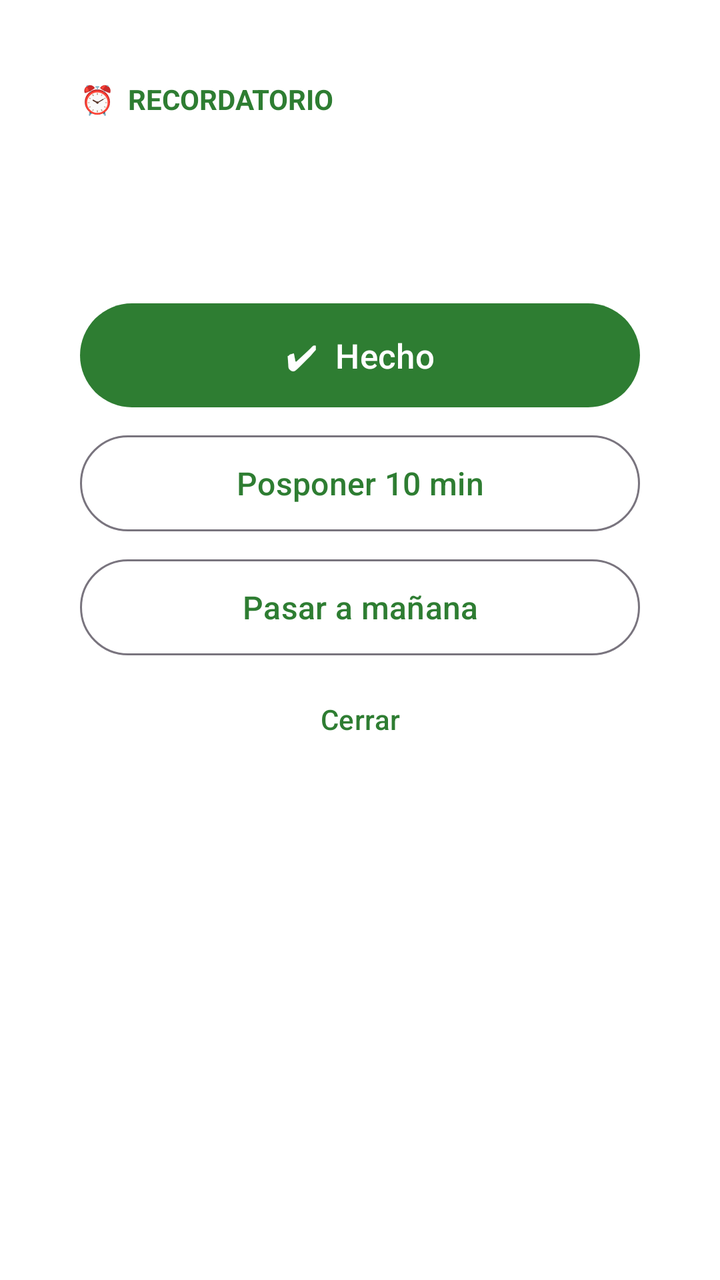
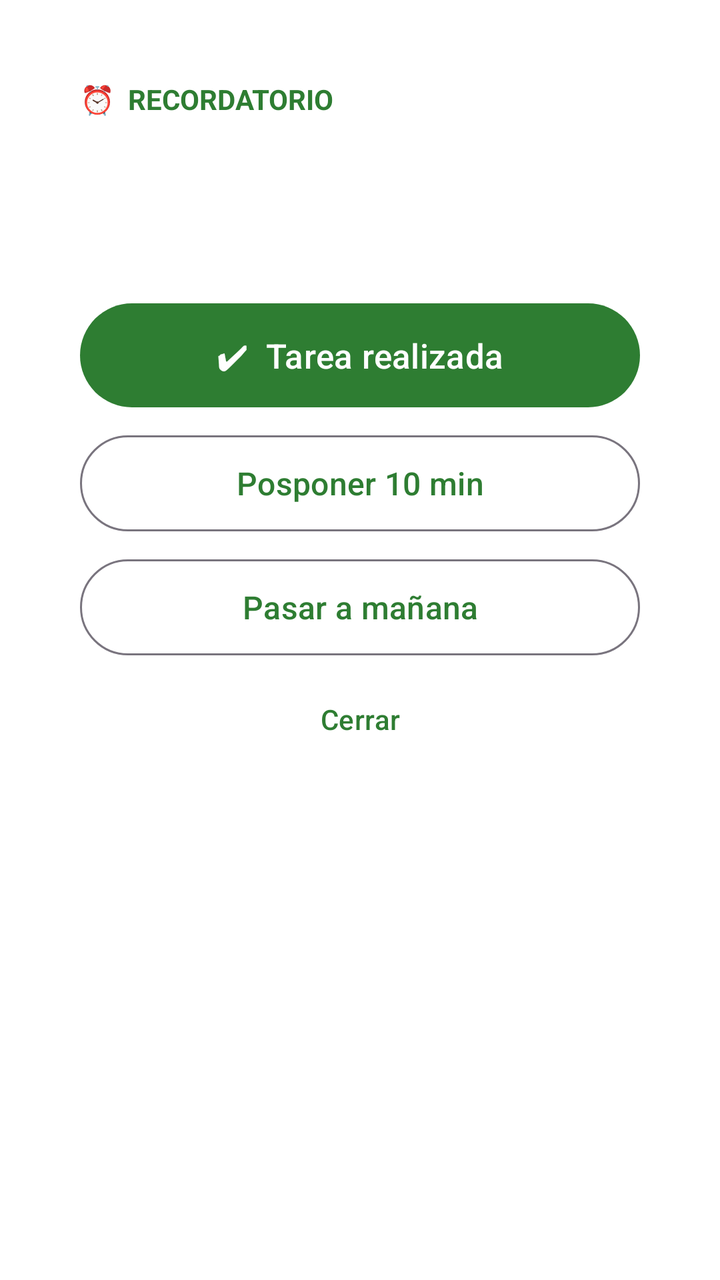

Compare the two renders of this Android layout. The source of the first and the diff that turns it into the second are given below.
<!-- AndroidManifest.xml: activity theme Theme.MiDia.Popup -->
<!-- res/layout/activity_reminder.xml -->
<?xml version="1.0" encoding="utf-8"?>
<LinearLayout xmlns:android="http://schemas.android.com/apk/res/android"
    android:layout_width="match_parent"
    android:layout_height="wrap_content"
    android:orientation="vertical"
    android:padding="24dp">

    <TextView
        android:layout_width="wrap_content"
        android:layout_height="wrap_content"
        android:text="⏰  RECORDATORIO"
        android:textColor="@color/verde"
        android:textSize="14sp"
        android:textStyle="bold" />

    <TextView
        android:id="@+id/txtTitle"
        android:layout_width="match_parent"
        android:layout_height="wrap_content"
        android:layout_marginTop="10dp"
        android:textColor="?android:attr/textColorPrimary"
        android:textSize="24sp"
        android:textStyle="bold" />

    <TextView
        android:id="@+id/txtWhen"
        android:layout_width="match_parent"
        android:layout_height="wrap_content"
        android:layout_marginTop="4dp"
        android:textSize="15sp" />

    <com.google.android.material.button.MaterialButton
        android:id="@+id/btnDone"
        android:layout_width="match_parent"
        android:layout_height="60dp"
        android:layout_marginTop="22dp"
        android:text="✔  Hecho"
        android:textSize="17sp" />

    <com.google.android.material.button.MaterialButton
        android:id="@+id/btnSnooze"
        style="@style/Widget.Material3.Button.OutlinedButton"
        android:layout_width="match_parent"
        android:layout_height="56dp"
        android:layout_marginTop="6dp"
        android:text="Posponer 10 min"
        android:textSize="16sp" />

    <com.google.android.material.button.MaterialButton
        android:id="@+id/btnTomorrow"
        style="@style/Widget.Material3.Button.OutlinedButton"
        android:layout_width="match_parent"
        android:layout_height="56dp"
        android:layout_marginTop="6dp"
        android:text="Pasar a mañana"
        android:textSize="16sp" />

    <com.google.android.material.button.MaterialButton
        android:id="@+id/btnClose"
        style="@style/Widget.Material3.Button.TextButton"
        android:layout_width="match_parent"
        android:layout_height="wrap_content"
        android:layout_marginTop="4dp"
        android:text="Cerrar" />
</LinearLayout>
<!-- resources referenced by this layout -->
<resources>
  <color name="verde">#2E7D32</color>
  <style name="Theme.MiDia.Popup" parent="Theme.Material3.DayNight.Dialog">
          <item name="colorPrimary">@color/verde</item>
          <item name="colorOnPrimary">@color/blanco</item>
          <item name="windowNoTitle">true</item>
          <item name="android:windowCloseOnTouchOutside">false</item>
      </style>
  <color name="blanco">#FFFFFF</color>
</resources>

<!-- the commit's change to res/layout/activity_reminder.xml (unified diff, before → after) -->
@@ -34,7 +34,7 @@
         android:layout_width="match_parent"
         android:layout_height="60dp"
         android:layout_marginTop="22dp"
-        android:text="✔  Hecho"
+        android:text="✔  Tarea realizada"
         android:textSize="17sp" />
 
     <com.google.android.material.button.MaterialButton
